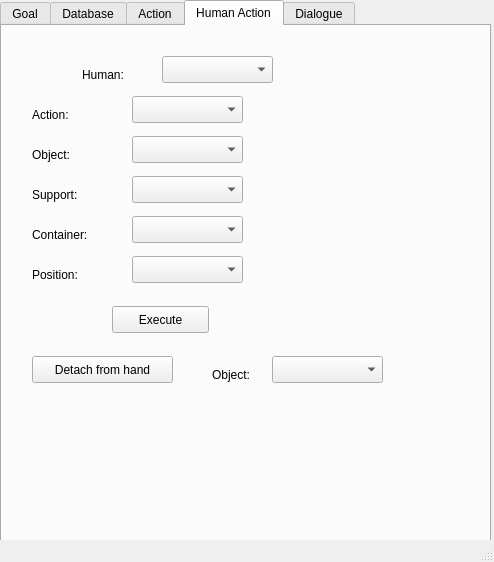
Old version of the form graphical_interface/ui/main_window.ui in the repository laas/supervisor.
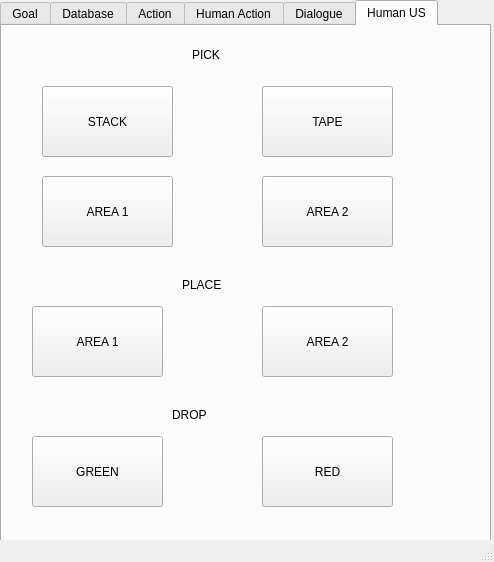
New version of the form. Icons and pictures are not drawn.

Commit message: bugs fix + human action detection

Patch:
```diff
--- a/graphical_interface/ui/main_window.ui
+++ b/graphical_interface/ui/main_window.ui
@@ -37,7 +37,7 @@
      </rect>
     </property>
     <property name="currentIndex">
-     <number>3</number>
+     <number>5</number>
     </property>
     <widget class="QWidget" name="Goal">
      <attribute name="title">
@@ -730,6 +730,154 @@
       </property>
      </widget>
     </widget>
+    <widget class="QWidget" name="tab_2">
+     <attribute name="title">
+      <string>Human US</string>
+     </attribute>
+     <widget class="QPushButton" name="pushButtonPickStack">
+      <property name="geometry">
+       <rect>
+        <x>40</x>
+        <y>60</y>
+        <width>131</width>
+        <height>71</height>
+       </rect>
+      </property>
+      <property name="text">
+       <string>STACK</string>
+      </property>
+     </widget>
+     <widget class="QLabel" name="label_16">
+      <property name="geometry">
+       <rect>
+        <x>190</x>
+        <y>20</y>
+        <width>67</width>
+        <height>17</height>
+       </rect>
+      </property>
+      <property name="text">
+       <string>PICK</string>
+      </property>
+     </widget>
+     <widget class="QPushButton" name="pushButtonPickTape">
+      <property name="geometry">
+       <rect>
+        <x>260</x>
+        <y>60</y>
+        <width>131</width>
+        <height>71</height>
+       </rect>
+      </property>
+      <property name="text">
+       <string>TAPE</string>
+      </property>
+     </widget>
+     <widget class="QPushButton" name="pushButtonPickArea1">
+      <property name="geometry">
+       <rect>
+        <x>40</x>
+        <y>150</y>
+        <width>131</width>
+        <height>71</height>
+       </rect>
+      </property>
+      <property name="text">
+       <string>AREA 1</string>
+      </property>
+     </widget>
+     <widget class="QPushButton" name="pushButtonPickArea2">
+      <property name="geometry">
+       <rect>
+        <x>260</x>
+        <y>150</y>
+        <width>131</width>
+        <height>71</height>
+       </rect>
+      </property>
+      <property name="text">
+       <string>AREA 2</string>
+      </property>
+     </widget>
+     <widget class="QLabel" name="label_17">
+      <property name="geometry">
+       <rect>
+        <x>180</x>
+        <y>250</y>
+        <width>67</width>
+        <height>17</height>
+       </rect>
+      </property>
+      <property name="text">
+       <string>PLACE</string>
+      </property>
+     </widget>
+     <widget class="QPushButton" name="pushButtonPlaceArea1">
+      <property name="geometry">
+       <rect>
+        <x>30</x>
+        <y>280</y>
+        <width>131</width>
+        <height>71</height>
+       </rect>
+      </property>
+      <property name="text">
+       <string>AREA 1</string>
+      </property>
+     </widget>
+     <widget class="QPushButton" name="pushButtonPlaceArea2">
+      <property name="geometry">
+       <rect>
+        <x>260</x>
+        <y>280</y>
+        <width>131</width>
+        <height>71</height>
+       </rect>
+      </property>
+      <property name="text">
+       <string>AREA 2</string>
+      </property>
+     </widget>
+     <widget class="QLabel" name="label_18">
+      <property name="geometry">
+       <rect>
+        <x>170</x>
+        <y>380</y>
+        <width>67</width>
+        <height>17</height>
+       </rect>
+      </property>
+      <property name="text">
+       <string>DROP</string>
+      </property>
+     </widget>
+     <widget class="QPushButton" name="pushButtonDropGreen">
+      <property name="geometry">
+       <rect>
+        <x>30</x>
+        <y>410</y>
+        <width>131</width>
+        <height>71</height>
+       </rect>
+      </property>
+      <property name="text">
+       <string>GREEN</string>
+      </property>
+     </widget>
+     <widget class="QPushButton" name="pushButtonDropRed">
+      <property name="geometry">
+       <rect>
+        <x>260</x>
+        <y>410</y>
+        <width>131</width>
+        <height>71</height>
+       </rect>
+      </property>
+      <property name="text">
+       <string>RED</string>
+      </property>
+     </widget>
+    </widget>
    </widget>
   </widget>
   <widget class="QStatusBar" name="statusbar"/>
```
The commit also changes 27 other files.
